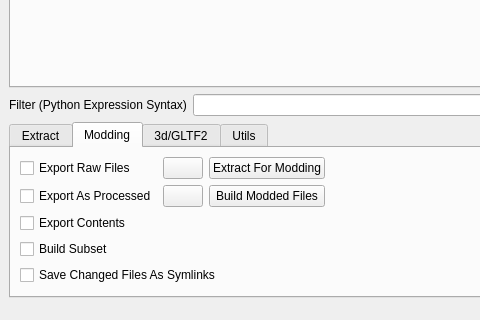
The window that deca/gui/main_window.ui (kk49/deca) describes before a commit, drawn with Qt 5; both pictures show x 0 to 480 and y 317 to 637 of the 1050 by 637 pixel window.
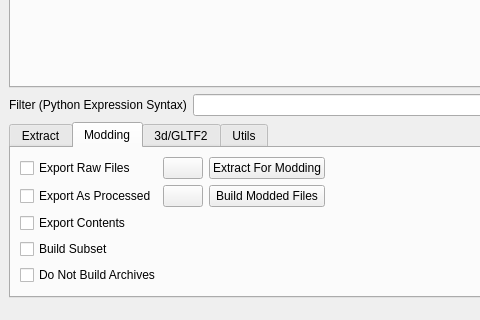
The same window after the commit. The open tabs and pages were chosen to show the change. Custom widgets are drawn as their Qt base class.

Commit message: * Added option to not build archives when building mods * (REMOVED) Added option to "Save Changed Files As Symlinks" at mod build time, this will mark changed files as symlink instead of copying the changed file in SARC files

Patch:
```diff
--- a/deca/gui/main_window.ui
+++ b/deca/gui/main_window.ui
@@ -278,7 +278,7 @@
             <item row="4" column="0" colspan="3">
              <widget class="QCheckBox" name="chkbx_mod_symlink_new_files">
               <property name="text">
-               <string>Save Changed Files As Symlinks</string>
+               <string>Do Not Build Archives</string>
               </property>
              </widget>
             </item>
```
Left out of the diff: 2 changed lines with no effect on the pictures. The commit also changes 5 other files.
